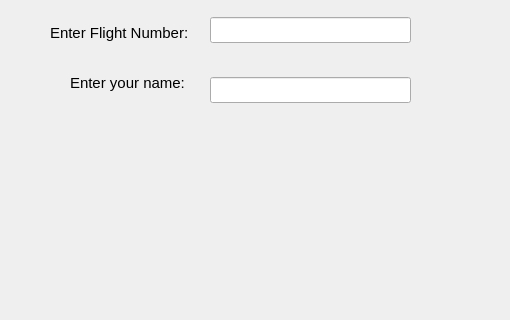
This is mainwindow.ui in Stelios-X/Airline-Management-System as Qt 5 draws it before an edit; both pictures show x 0 to 510 and y 93 to 413 of the 800 by 600 pixel window. The edited form follows.
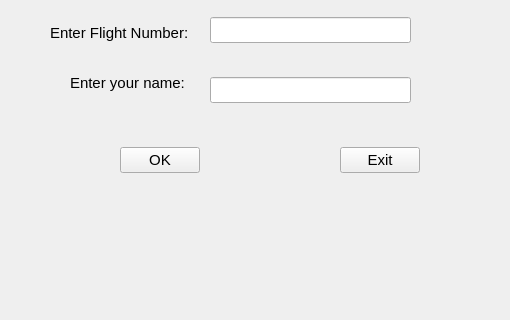
This is the edited form.

Commit message: Addition of buttons to UX

What changed in the file:
```diff
--- a/mainwindow.ui
+++ b/mainwindow.ui
@@ -103,6 +103,44 @@
 }</string>
     </property>
    </widget>
+   <widget class="QPushButton" name="pushButton">
+    <property name="geometry">
+     <rect>
+      <x>120</x>
+      <y>240</y>
+      <width>80</width>
+      <height>26</height>
+     </rect>
+    </property>
+    <property name="styleSheet">
+     <string notr="true">QPushButton
+{
+font-size:15px;
+}</string>
+    </property>
+    <property name="text">
+     <string>OK</string>
+    </property>
+   </widget>
+   <widget class="QPushButton" name="pushButton_2">
+    <property name="geometry">
+     <rect>
+      <x>340</x>
+      <y>240</y>
+      <width>80</width>
+      <height>26</height>
+     </rect>
+    </property>
+    <property name="styleSheet">
+     <string notr="true">QPushButton
+{
+font-size:15px;
+}</string>
+    </property>
+    <property name="text">
+     <string>Exit</string>
+    </property>
+   </widget>
   </widget>
   <widget class="QMenuBar" name="menubar">
    <property name="geometry">
```
